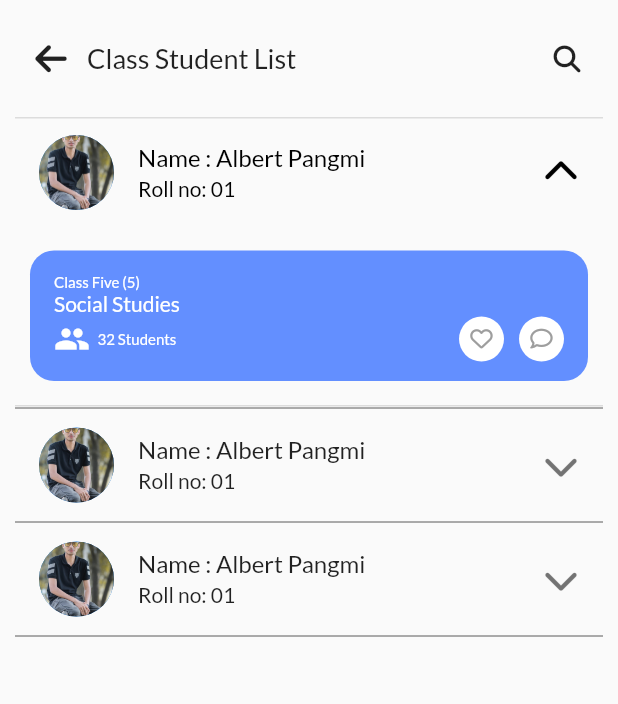
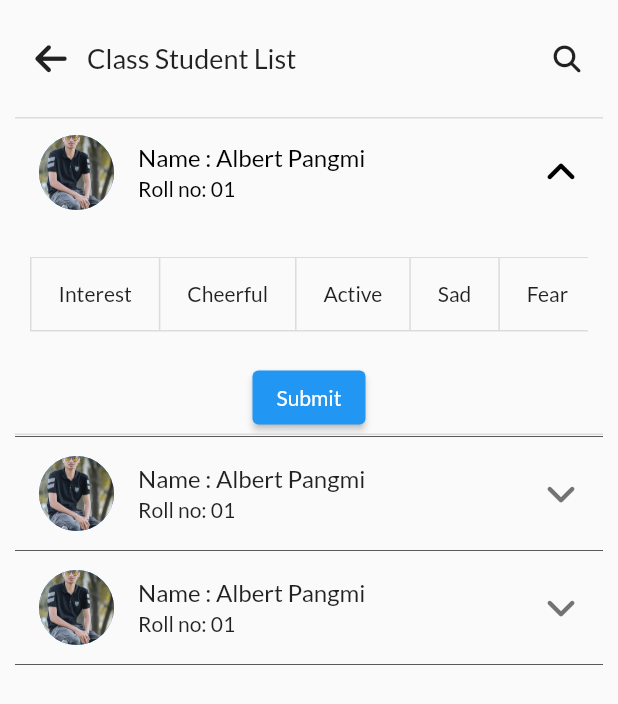
Before and after one commit to saha-yatri/mobile-frontend, a Flutter app: the StudentListPage screen opened directly, after a tap on "Name : Albert Pangmi", on a phone screen of 412 x 824 dp. Shown: the top 704 px of the screen. Run offline on Flutter 3.47's test engine with Material 2 defaults, Android fonts, the phone set to English and light mode, and no system bars; our stand-ins replace animated_splash_screen, easy_splash_screen, flutter_svg, font_awesome_flutter; network calls fail.

Commit message:
expansionTile fixed

```diff
--- a/lib/studentListPage.dart
+++ b/lib/studentListPage.dart
@@ -66,23 +66,100 @@ class StudentListCard extends StatefulWidget {
 }
 
 class _StudentListCardState extends State<StudentListCard> {
+  List<bool> _selections = List.generate(8, (index) => false);
   final color = const Color(0xff638FFF);
 
   bool _isExpanded = false;
+  bool isSelected = false;
+  // bool _isExpanded = true;
   @override
   Widget build(BuildContext context) {
+    print("from build $_isExpanded");
     return Column(
       children: [
         ExpansionTile(
+            key: UniqueKey(),
+            initiallyExpanded: _isExpanded,
             onExpansionChanged: (value) {
               setState(() {
                 _isExpanded = value;
               });
+              print(_isExpanded);
             },
             textColor: Colors.black,
             iconColor: Colors.black,
             children: [
-              ClassSubjectCard(color: color),
+              Padding(
+                padding: EdgeInsets.symmetric(horizontal: 10, vertical: 20),
+                child: SingleChildScrollView(
+                  scrollDirection: Axis.horizontal,
+                  child: ToggleButtons(
+                    children: [
+                      Padding(
+                        padding: const EdgeInsets.symmetric(horizontal: 18.0),
+                        child: Text('Interest'),
+                      ),
+                      Padding(
+                        padding: const EdgeInsets.symmetric(horizontal: 18.0),
+                        child: Text("Cheerful"),
+                      ),
+                      Padding(
+                        padding: const EdgeInsets.symmetric(horizontal: 18.0),
+                        child: Text('Active'),
+                      ),
+                      Padding(
+                        padding: const EdgeInsets.symmetric(horizontal: 18.0),
+                        child: Text('Sad'),
+                      ),
+                      Padding(
+                        padding: const EdgeInsets.symmetric(horizontal: 18.0),
+                        child: Text("Fear"),
+                      ),
+                      Padding(
+                        padding: const EdgeInsets.symmetric(horizontal: 18.0),
+                        child: Text('Dis-obident'),
+                      ),
+                      Padding(
+                        padding: const EdgeInsets.symmetric(horizontal: 18.0),
+                        child: Text('Fight'),
+                      ),
+                      Padding(
+                        padding: const EdgeInsets.symmetric(horizontal: 18.0),
+                        child: Text("Bully"),
+                      ),
+                    ],
+                    isSelected: _selections,
+                    onPressed: (index) {
+                      setState(() {
+                        for (int buttonIndex = 0;
+                            buttonIndex < _selections.length;
+                            buttonIndex++) {
+                          if (buttonIndex == index) {
+                            _selections[buttonIndex] = true;
+                          } else {
+                            _selections[buttonIndex] = false;
+                          }
+                        }
+                      });
+                    },
+                    // borderWidth: 20,
+                    // renderBorder: false,
+                    selectedColor: Color(0xff638FFF),
+                    // direction: Axis.vertical,
+                  ),
+                ),
+              ),
+              Center(
+                child: ElevatedButton(
+                  child: Text("Submit"),
+                  onPressed: () {
+                    setState(() {
+                      _isExpanded = !_isExpanded;
+                      _selections = List.generate(8, (index) => false);
+                    });
+                  },
+                ),
+              )
             ],
             leading: CircleAvatar(
               backgroundImage: AssetImage("assets/images/pp.jpeg"),
@@ -91,8 +168,8 @@ class _StudentListCardState extends State<StudentListCard> {
             title: Text("Name : Albert Pangmi"),
             subtitle: Text("Roll no: 01"),
             trailing: _isExpanded
-                ? const Icon(FontAwesomeIcons.chevronUp)
-                : const Icon(FontAwesomeIcons.chevronDown)),
+                ? const Icon(FontAwesomeIcons.angleUp)
+                : const Icon(FontAwesomeIcons.angleDown)),
         const Divider(
           height: 2,
           color: Color(0xff595959),
--- a/lib/trainingScreen.dart
+++ b/lib/trainingScreen.dart
@@ -36,7 +36,7 @@ class TrainingCard extends StatelessWidget {
   Widget build(BuildContext context) {
     return Container(
       margin: EdgeInsets.all(10),
-      padding: EdgeInsets.symmetric(horizontal: 10, vertical: 20),
+      padding: EdgeInsets.symmetric(horizontal: 30, vertical: 20),
       decoration: BoxDecoration(
         image: DecorationImage(
             opacity: 0.6,
@@ -82,7 +82,7 @@ class TrainingCard extends StatelessWidget {
               onPressed: () => launch(
                   'https://docs.flutter.io/flutter/services/UrlLauncher-class.html'),
               child: Text(
-                "View Link",
+                "Enroll",
                 style: TextStyle(fontSize: 18, fontWeight: FontWeight.bold),
               ),
               style: TextButton.styleFrom(primary: Color(0xff638FFF)),
--- a/pubspec.yaml
+++ b/pubspec.yaml
@@ -43,6 +43,7 @@ dependencies:
   easy_splash_screen: ^1.0.4
 
   url_launcher: ^6.1.8
+  provider: ^6.0.5
 
 dev_dependencies:
   flutter_test:
```
Also changed, not shown: pubspec.lock, 1 other file.
